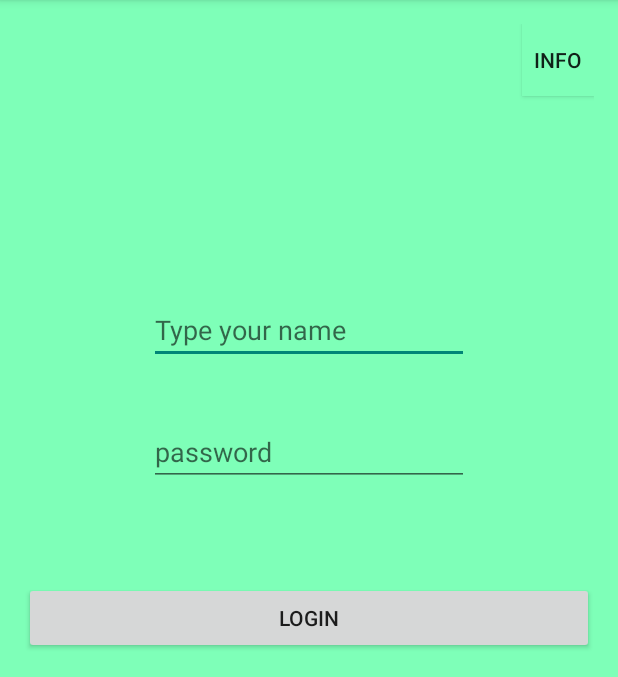
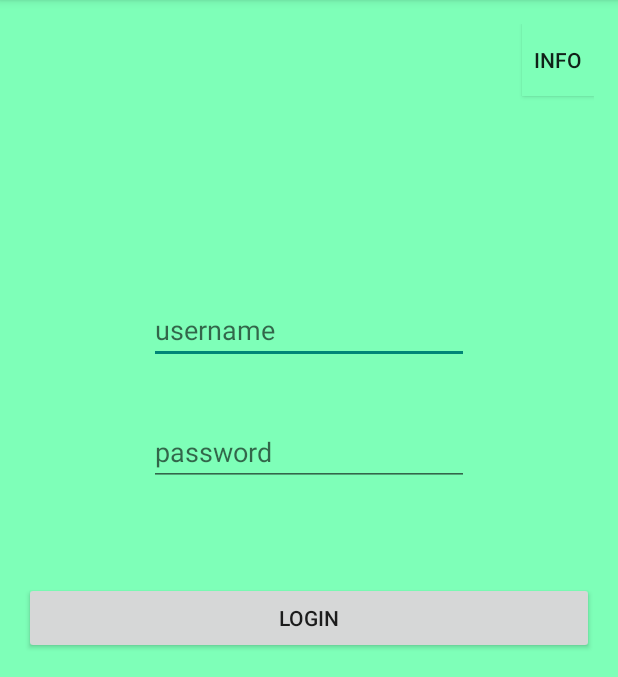
Before and after one commit to natetan/dubhacksau15, an Android app: the screen it shows after launch (MainActivity), on a phone screen of 412 x 824 dp, the part 84-761 px from its top. Run offline under Robolectric (Android 15) with nearby library versions, the phone set to English and light mode, and no system bars.

Commit message:
changed the hint text to username

```diff
--- a/app/src/main/java/yulongproductions/com/matchme/GameActivity.java
+++ b/app/src/main/java/yulongproductions/com/matchme/GameActivity.java
@@ -75,7 +75,8 @@ public class GameActivity extends ActionBarActivity {
         defineWord.setOnClickListener(new View.OnClickListener() {
             @Override
             public void onClick(View v) {
-                define(adjective);
+                // define(adjective);
+                Toast.makeText(GameActivity.this, "This was supposed to generate a definition", Toast.LENGTH_LONG).show();
             }
         });
     }
--- a/app/src/main/res/layout/activity_main.xml
+++ b/app/src/main/res/layout/activity_main.xml
@@ -19,7 +19,7 @@
         android:layout_alignParentTop="true"
         android:layout_centerHorizontal="true"
         android:layout_marginTop="181dp"
-        android:hint="Type your name"
+        android:hint="username"
         android:maxLength="31"/>
 
     <EditText
```
